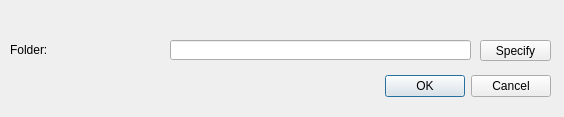
Qt form plugins/generationRulesTool/dialogs/specifyPathToGeneratedCodeDialog.ui (qreal/qreal) before a commit.
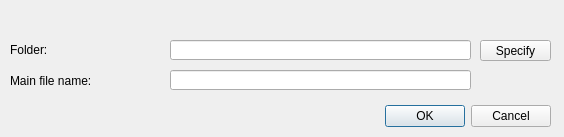
The same form after that commit.

Commit message: restored file line added warning messages [ci skip]

Patch:
```diff
--- a/plugins/generationRulesTool/dialogs/specifyPathToGeneratedCodeDialog.ui
+++ b/plugins/generationRulesTool/dialogs/specifyPathToGeneratedCodeDialog.ui
@@ -7,7 +7,7 @@
     <x>0</x>
     <y>0</y>
     <width>564</width>
-    <height>117</height>
+    <height>137</height>
    </rect>
   </property>
   <property name="sizePolicy">
@@ -19,13 +19,13 @@
   <property name="minimumSize">
    <size>
     <width>564</width>
-    <height>117</height>
+    <height>137</height>
    </size>
   </property>
   <property name="maximumSize">
    <size>
     <width>564</width>
-    <height>117</height>
+    <height>137</height>
    </size>
   </property>
   <property name="windowTitle">
@@ -35,7 +35,7 @@
    <property name="geometry">
     <rect>
      <x>210</x>
-     <y>70</y>
+     <y>100</y>
      <width>341</width>
      <height>32</height>
     </rect>
@@ -83,6 +83,29 @@
     <string>Specify</string>
    </property>
   </widget>
+  <widget class="QLineEdit" name="fileNameLineEdit">
+   <property name="geometry">
+    <rect>
+     <x>170</x>
+     <y>70</y>
+     <width>301</width>
+     <height>20</height>
+    </rect>
+   </property>
+  </widget>
+  <widget class="QLabel" name="mainFileName">
+   <property name="geometry">
+    <rect>
+     <x>10</x>
+     <y>70</y>
+     <width>151</width>
+     <height>21</height>
+    </rect>
+   </property>
+   <property name="text">
+    <string>Main file name:</string>
+   </property>
+  </widget>
  </widget>
  <resources/>
  <connections>
```
The commit also changes 8 other files.
